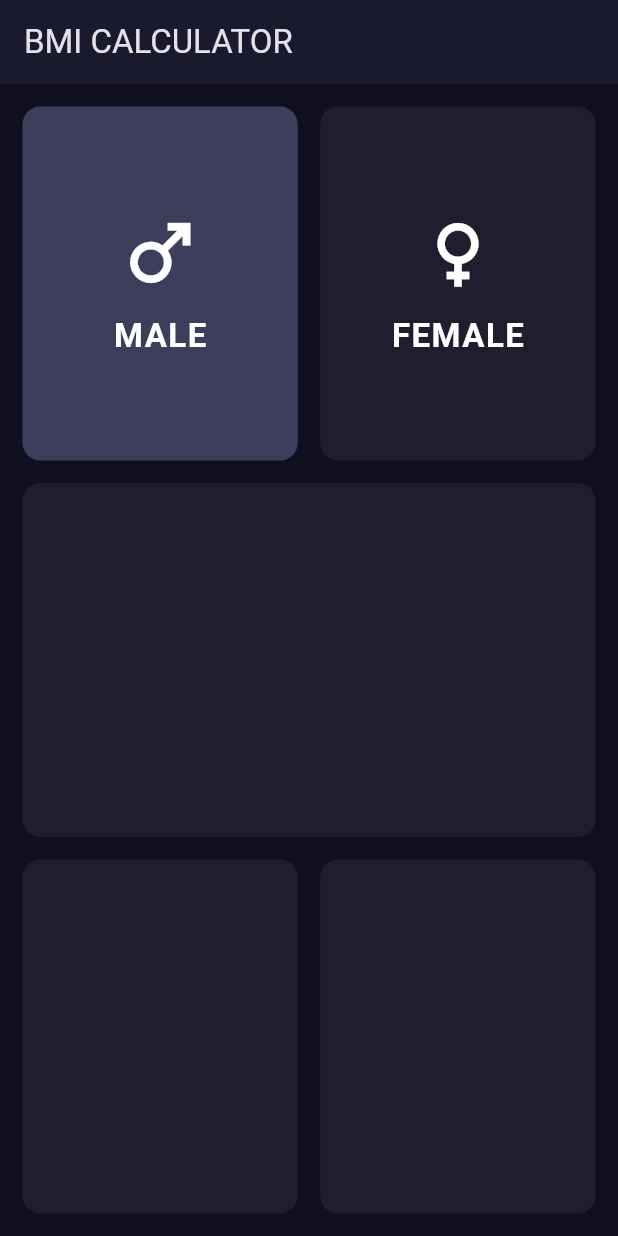
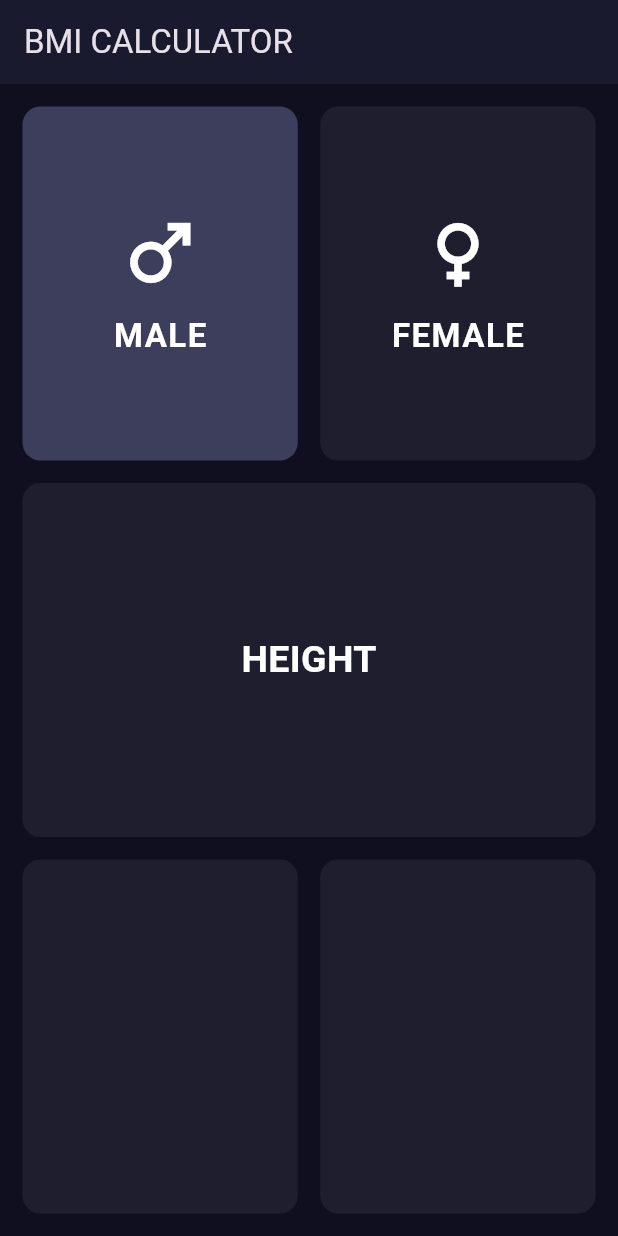
Before and after one commit to rayan1625/FA23-067-Rayan, a Flutter app: the screen it shows after launch, on a phone screen of 412 x 824 dp. Run offline on Flutter 3.47's test engine with Material 3 defaults, Android fonts, the phone set to English and light mode, and no system bars; our stand-ins replace google_fonts, math_expressions, shared_preferences, sqflite; accounts and stored records are empty.

Commit message:
Video 12
In this video, I made ConstantFile.dart and put all constant in it. Also wrote HIEGHT in row 2 box or widget.

```diff
--- /dev/null
+++ b/bmi/lib/ConstantFile.dart
@@ -0,0 +1,25 @@
+import 'package:flutter/material.dart';
+
+/// ---------------------------
+/// 🔵 ALL CONSTANTS HERE
+/// ---------------------------
+
+// Colors
+const Color kScaffoldBackground = Color(0xFF0F0F1F);
+const Color kAppBarColor = Color(0xFF1A1A2E);
+const Color kActiveColor = Color(0xFF3D3D5C);
+const Color kDeActiveColor = Color(0xFF1E1E2F);
+
+// Text Styles
+const TextStyle kWhiteTextStyle = TextStyle(
+  color: Colors.white,
+  fontSize: 22,
+  fontWeight: FontWeight.bold,
+  letterSpacing: 1,
+);
+
+const TextStyle kHeightTextStyle = TextStyle(
+  color: Colors.white,
+  fontSize: 25,
+  fontWeight: FontWeight.w600,
+);
--- a/bmi/lib/ContainerFile.dart
+++ b/bmi/lib/ContainerFile.dart
@@ -1,27 +1,31 @@
 import 'package:flutter/material.dart';
+import 'ConstantFile.dart';
 
 /// ----------------------------------------------------------
-/// 🔵 REUSABLE BOX WITH onPressed CALLBACK
+/// 🔵 REUSABLE BOX WITH onPressed CALLBACK + optional child
 /// ----------------------------------------------------------
 class RepeatContainerCode extends StatelessWidget {
   final Color? color;
   final VoidCallback? onPressed;
+  final Widget? child;   // <— TEXT OR ANY CONTENT
 
   const RepeatContainerCode({
     super.key,
     this.color,
     this.onPressed,
+    this.child,
   });
 
   @override
   Widget build(BuildContext context) {
     return GestureDetector(
-      onTap: onPressed, // callback here
+      onTap: onPressed,
       child: Container(
         decoration: BoxDecoration(
-          color: color ?? const Color(0xFF1E1E2F),
+          color: color ?? kDeActiveColor,
           borderRadius: BorderRadius.circular(12),
         ),
+        child: child,
       ),
     );
   }
--- a/bmi/lib/IconTextFile.dart
+++ b/bmi/lib/IconTextFile.dart
@@ -1,4 +1,5 @@
 import 'package:flutter/material.dart';
+import 'ConstantFile.dart';
 
 class RepeatTextAndIconWidget extends StatelessWidget {
   final String title;
@@ -17,7 +18,7 @@ class RepeatTextAndIconWidget extends StatelessWidget {
   @override
   Widget build(BuildContext context) {
     return GestureDetector(
-      onTap: onPressed,   // callback here
+      onTap: onPressed,
       child: Container(
         decoration: BoxDecoration(
           color: boxColor,
@@ -28,15 +29,7 @@ class RepeatTextAndIconWidget extends StatelessWidget {
           children: [
             Icon(icon, size: 60, color: Colors.white),
             const SizedBox(height: 10),
-            Text(
-              title,
-              style: const TextStyle(
-                color: Colors.white,
-                fontSize: 22,
-                fontWeight: FontWeight.bold,
-                letterSpacing: 1,
-              ),
-            ),
+            Text(title, style: kWhiteTextStyle),
           ],
         ),
       ),
--- a/bmi/lib/bmi_screen.dart
+++ b/bmi/lib/bmi_screen.dart
@@ -1,6 +1,7 @@
 import 'package:flutter/material.dart';
 import 'IconTextFile.dart';
 import 'ContainerFile.dart';
+import 'ConstantFile.dart';
 
 enum Gender { male, female }
 
@@ -14,11 +15,8 @@ class BMIScreen extends StatefulWidget {
 class _BMIScreenState extends State<BMIScreen> {
   Gender selectedGender = Gender.male;
 
-  final Color activeColor = const Color(0xFF3D3D5C);
-  final Color deActiveColor = const Color(0xFF1E1E2F);
-
   // ------------------------------
-  // 🔵 COMMON FUNCTION FOR MALE/FEMALE PRESS
+  // 🔵 COMMON FUNCTION
   // ------------------------------
   void selectGender(Gender gender) {
     setState(() {
@@ -30,7 +28,7 @@ class _BMIScreenState extends State<BMIScreen> {
   Widget build(BuildContext context) {
     return Scaffold(
       appBar: AppBar(
-        backgroundColor: const Color(0xFF1A1A2E),
+        backgroundColor: kAppBarColor,
         title: const Text("BMI CALCULATOR"),
       ),
 
@@ -39,9 +37,7 @@ class _BMIScreenState extends State<BMIScreen> {
         child: Column(
           children: [
 
-            // ------------------------------------------------------
-            // ROW 1 — MALE + FEMALE
-            // ------------------------------------------------------
+            // MALE & FEMALE
             Expanded(
               child: Row(
                 children: [
@@ -51,8 +47,8 @@ class _BMIScreenState extends State<BMIScreen> {
                       title: "MALE",
                       icon: Icons.male,
                       boxColor: selectedGender == Gender.male
-                          ? activeColor
-                          : deActiveColor,
+                          ? kActiveColor
+                          : kDeActiveColor,
                       onPressed: () => selectGender(Gender.male),
                     ),
                   ),
@@ -64,8 +60,8 @@ class _BMIScreenState extends State<BMIScreen> {
                       title: "FEMALE",
                       icon: Icons.female,
                       boxColor: selectedGender == Gender.female
-                          ? activeColor
-                          : deActiveColor,
+                          ? kActiveColor
+                          : kDeActiveColor,
                       onPressed: () => selectGender(Gender.female),
                     ),
                   ),
@@ -75,12 +71,20 @@ class _BMIScreenState extends State<BMIScreen> {
 
             const SizedBox(height: 15),
 
-            const Expanded(
-              child: RepeatContainerCode(),
+            // ------------------------------
+            // ROW 2 → HEIGHT TEXT
+            // ------------------------------
+            Expanded(
+              child: RepeatContainerCode(
+                child: Center(
+                  child: Text("HEIGHT", style: kHeightTextStyle),
+                ),
+              ),
             ),
 
             const SizedBox(height: 15),
 
+            // LAST ROW (unchanged)
             Expanded(
               child: Row(
                 children: const [
--- a/bmi/lib/main.dart
+++ b/bmi/lib/main.dart
@@ -1,5 +1,6 @@
 import 'package:flutter/material.dart';
 import 'bmi_screen.dart';
+import 'ConstantFile.dart';
 
 void main() {
   runApp(const BMIApp());
@@ -14,7 +15,7 @@ class BMIApp extends StatelessWidget {
       debugShowCheckedModeBanner: false,
       title: "BMI Calculator",
       theme: ThemeData.dark().copyWith(
-        scaffoldBackgroundColor: const Color(0xFF0F0F1F),
+        scaffoldBackgroundColor: kScaffoldBackground,
       ),
       home: const BMIScreen(),
     );
```
